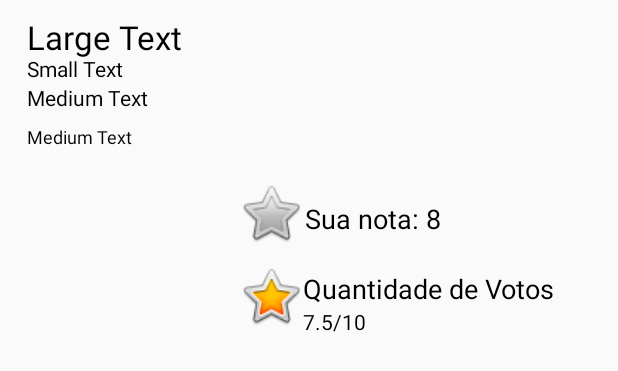
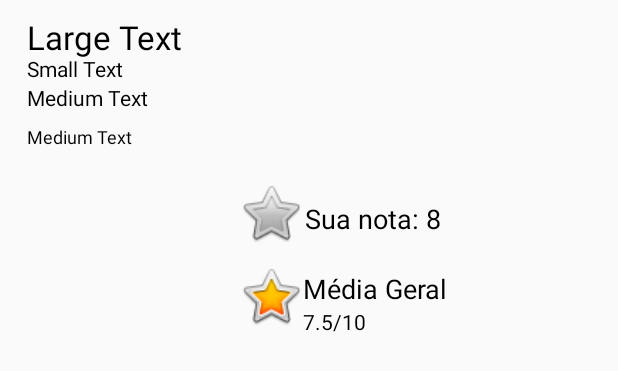
Before and after one commit to efefarias/ProjetoListaArtistas, an Android app: the layout item_pessoa.xml on its own in the app's theme, with its tools: preview values and no code run, on a phone screen of 412 x 824 dp. Shown: the top 371 px of the screen. Run offline under Robolectric (Android 15) with nearby library versions, the phone set to English and light mode, and no system bars.

```diff
--- a/app/src/main/java/br/com/projeto/projetolistaartistas/DetalhePessoaFragment.java
+++ b/app/src/main/java/br/com/projeto/projetolistaartistas/DetalhePessoaFragment.java
@@ -288,7 +288,7 @@ public class DetalhePessoaFragment extends Fragment {
             ListPessoas pessoas = null;
 
             Request request = new Request.Builder()
-                    .url("https://dl.dropboxusercontent.com/s/f7qtu7vfqkvezpa/pessoasfinal.json?dl=0")
+                    .url("https://dl.dropboxusercontent.com/s/rtbu87agivpmret/pessoasfinal.json?dl=0")
                     .build();
 
             try {
--- a/app/src/main/java/br/com/projeto/projetolistaartistas/ListaFavoritoFragment.java
+++ b/app/src/main/java/br/com/projeto/projetolistaartistas/ListaFavoritoFragment.java
@@ -145,7 +145,7 @@ public class ListaFavoritoFragment extends Fragment {
             ListPessoas pessoas = null;
 
             Request request = new Request.Builder()
-                    .url("https://dl.dropboxusercontent.com/s/f7qtu7vfqkvezpa/pessoasfinal.json?dl=0")
+                    .url("https://dl.dropboxusercontent.com/s/rtbu87agivpmret/pessoasfinal.json?dl=0")
                     .build();
 
             try {
--- a/app/src/main/java/br/com/projeto/projetolistaartistas/ListaPessoasFragment.java
+++ b/app/src/main/java/br/com/projeto/projetolistaartistas/ListaPessoasFragment.java
@@ -197,7 +197,7 @@ public class ListaPessoasFragment extends Fragment {
             ListPessoas pessoas = null;
 
             Request request = new Request.Builder()
-                    .url("https://dl.dropboxusercontent.com/s/f7qtu7vfqkvezpa/pessoasfinal.json?dl=0")
+                    .url("https://dl.dropboxusercontent.com/s/rtbu87agivpmret/pessoasfinal.json?dl=0")
                     .build();
 
             try {
--- a/app/src/main/res/layout/item_pessoa.xml
+++ b/app/src/main/res/layout/item_pessoa.xml
@@ -69,8 +69,8 @@
         android:layout_width="wrap_content"
         android:layout_height="wrap_content"
         android:textAppearance="?android:attr/textAppearanceMedium"
-        android:text="Quantidade de Votos"
-        android:id="@+id/txt_nota"
+        android:text="Média Geral"
+        android:id="@+id/txt_media_geral"
         android:layout_marginTop="15dp"
         android:layout_below="@+id/imgAvalie"
         android:layout_marginLeft="72dp"
@@ -82,10 +82,10 @@
         android:layout_height="wrap_content"
         android:textAppearance="?android:attr/textAppearanceSmall"
         android:text="7.5/10"
-        android:id="@+id/txt_quantidade_votos"
-        android:layout_below="@+id/txt_nota"
-        android:layout_alignLeft="@+id/txt_nota"
-        android:layout_alignStart="@+id/txt_nota"/>
+        android:id="@+id/txt_media_votos"
+        android:layout_below="@+id/txt_media_geral"
+        android:layout_alignLeft="@+id/txt_media_geral"
+        android:layout_alignStart="@+id/txt_media_geral"/>
 
     <ImageView
         android:layout_width="45dp"
@@ -115,7 +115,7 @@
         android:textAppearance="?android:attr/textAppearanceMedium"
         android:text="Sua nota: 8"
         android:layout_marginTop="14dp"
-        android:id="@+id/textView4"
+        android:id="@+id/txt_nota"
         android:layout_alignTop="@+id/imgAvalie"
         android:layout_toRightOf="@+id/imgAvalie"
         android:layout_toEndOf="@+id/imgAvalie"/>
```
Also changed, not shown: app/src/main/java/br/com/projeto/projetolistaartistas/PessoasAdapter.java (+27 -5 lines), app/src/main/java/br/com/projeto/projetolistaartistas/model/Avaliacao.java (+4 -4 lines).
